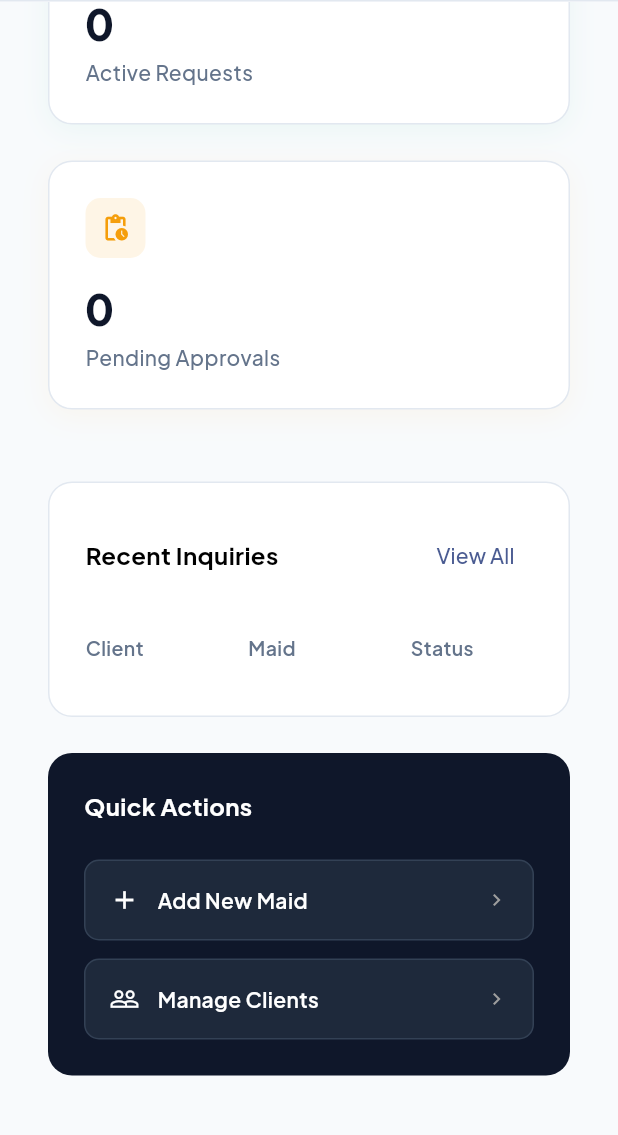
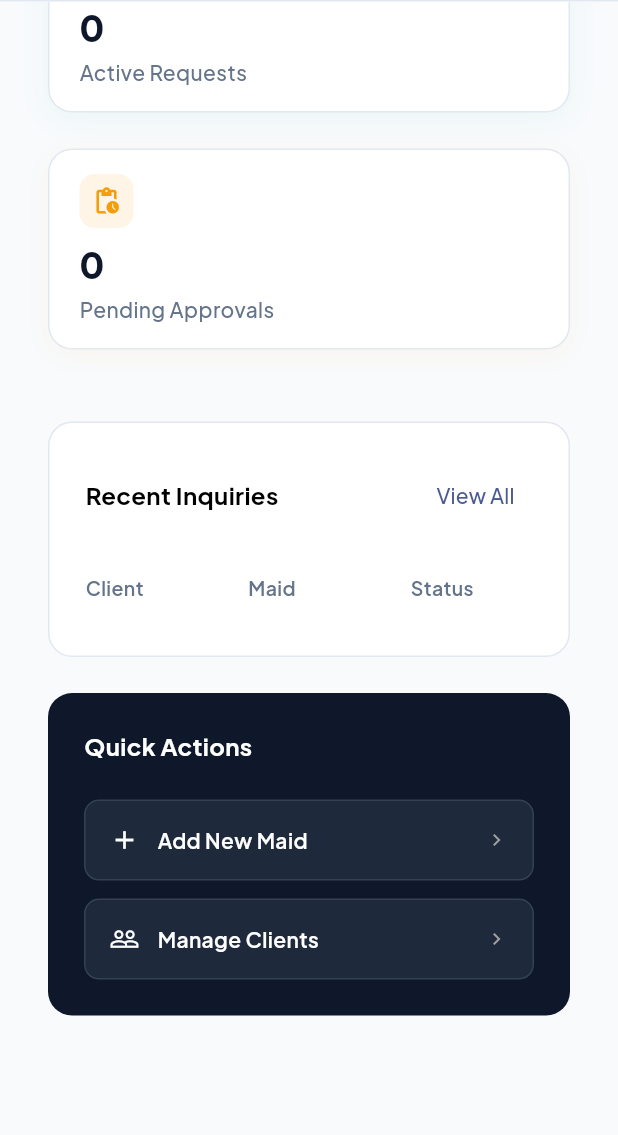
Before and after one commit to shanishah215/MaidConnect, a Flutter app: the AdminDashboardPage screen opened by its route, scrolled down 576 dp, on a phone screen of 412 x 824 dp, the part 84-1219 px from its top. Run offline on Flutter 3.47's test engine with Material 3 defaults, Android fonts, the phone set to English and light mode, and no system bars; our stand-ins replace cloud_firestore, file_picker, firebase_auth, firebase_core, go_router, google_fonts and 1 more; accounts and stored records are empty; network calls fail; statements that could not run were skipped.

Commit message:
fix: implement responsive grid layout for admin dashboard stats and update tile styling

```diff
--- a/lib/features/admin/presentation/pages/admin_dashboard_page.dart
+++ b/lib/features/admin/presentation/pages/admin_dashboard_page.dart
@@ -77,37 +77,8 @@ class _AdminDashboardPageState extends State<AdminDashboardPage> {
         ),
         const SizedBox(height: 32),
 
-        // ── Stats Row ────────────────────────────────────────────────────────
-        Wrap(
-          spacing: 24,
-          runSpacing: 24,
-          children: [
-            AdminStatTile(
-              label: 'Total Clients',
-              value: '${stats?.totalUsers ?? 0}',
-              icon: Icons.people_outline,
-              color: const Color(0xFF3B82F6),
-            ),
-            AdminStatTile(
-              label: 'Active Maids',
-              value: '${stats?.activeMaids ?? 0}',
-              icon: Icons.badge_outlined,
-              color: const Color(0xFF8B5CF6),
-            ),
-            AdminStatTile(
-              label: 'Active Requests',
-              value: '${stats?.activeRequests ?? 0}',
-              icon: Icons.sync_alt,
-              color: const Color(0xFF10B981),
-            ),
-            AdminStatTile(
-              label: 'Pending Approvals',
-              value: '${stats?.pendingApprovals ?? 0}',
-              icon: Icons.pending_actions,
-              color: const Color(0xFFF59E0B),
-            ),
-          ],
-        ),
+        // ── Stats Section ────────────────────────────────────────────────────
+        _buildStatsResponsive(context, stats),
         const SizedBox(height: 48),
 
         // ── Middle Section ───────────────────────────────────────────────────
@@ -133,6 +104,61 @@ class _AdminDashboardPageState extends State<AdminDashboardPage> {
         const SizedBox(height: 48),
       ],
     );
+  }
+
+  Widget _buildStatsResponsive(BuildContext context, dynamic stats) {
+    final width = MediaQuery.of(context).size.width;
+    final isDesktop = width >= 1100;
+
+    final tiles = [
+      AdminStatTile(
+        label: 'Total Clients',
+        value: '${stats?.totalUsers ?? 0}',
+        icon: Icons.people_outline,
+        color: const Color(0xFF3B82F6),
+      ),
+      AdminStatTile(
+        label: 'Active Maids',
+        value: '${stats?.activeMaids ?? 0}',
+        icon: Icons.badge_outlined,
+        color: const Color(0xFF8B5CF6),
+      ),
+      AdminStatTile(
+        label: 'Active Requests',
+        value: '${stats?.activeRequests ?? 0}',
+        icon: Icons.sync_alt,
+        color: const Color(0xFF10B981),
+      ),
+      AdminStatTile(
+        label: 'Pending Approvals',
+        value: '${stats?.pendingApprovals ?? 0}',
+        icon: Icons.pending_actions,
+        color: const Color(0xFFF59E0B),
+      ),
+    ];
+
+    if (isDesktop) {
+      return GridView.count(
+        shrinkWrap: true,
+        physics: const NeverScrollableScrollPhysics(),
+        crossAxisCount: 4,
+        crossAxisSpacing: 24,
+        mainAxisSpacing: 24,
+        childAspectRatio: 1.4, // Adjusted from 1.8 to prevent overflow
+        children: tiles,
+      );
+    } else {
+      // Mobile/Tablet: keep it stacked and wide
+      return Wrap(
+        spacing: 24,
+        runSpacing: 24,
+        children: tiles.map((tile) =>
+            SizedBox(
+              width: width < 600 ? double.infinity : (width - 64 - 24) / 2, // 1 or 2 per row
+              child: tile,
+            )).toList(),
+      );
+    }
   }
 }
 
--- a/lib/features/admin/presentation/widgets/admin_stat_tile.dart
+++ b/lib/features/admin/presentation/widgets/admin_stat_tile.dart
@@ -25,7 +25,7 @@ class AdminStatTile extends StatelessWidget {
   Widget build(BuildContext context) {
     return Container(
       constraints: const BoxConstraints(minWidth: 200),
-      padding: const EdgeInsets.all(24),
+      padding: const EdgeInsets.symmetric(horizontal: 20, vertical: 16),
       decoration: BoxDecoration(
         color: Colors.white,
         borderRadius: BorderRadius.circular(16),
@@ -45,7 +45,7 @@ class AdminStatTile extends StatelessWidget {
             mainAxisAlignment: MainAxisAlignment.spaceBetween,
             children: <Widget>[
               Container(
-                padding: const EdgeInsets.all(10),
+                padding: const EdgeInsets.all(8), // Reduced from 10
                 decoration: BoxDecoration(
                   color: color.withOpacity(0.1),
                   borderRadius: BorderRadius.circular(10),
@@ -90,13 +90,13 @@ class AdminStatTile extends StatelessWidget {
                 ),
             ],
           ),
-          const SizedBox(height: 16),
+          const SizedBox(height: 8), // Reduced from 16
           Text(
             value,
-            style: Theme.of(context).textTheme.headlineMedium?.copyWith(
+            style: Theme.of(context).textTheme.headlineSmall?.copyWith( // Changed from headlineMedium to headlineSmall
               fontWeight: FontWeight.w800,
               color: const Color(0xFF0F172A),
-              letterSpacing: -1,
+              letterSpacing: -0.5,
             ),
           ),
           const SizedBox(height: 4),
```
